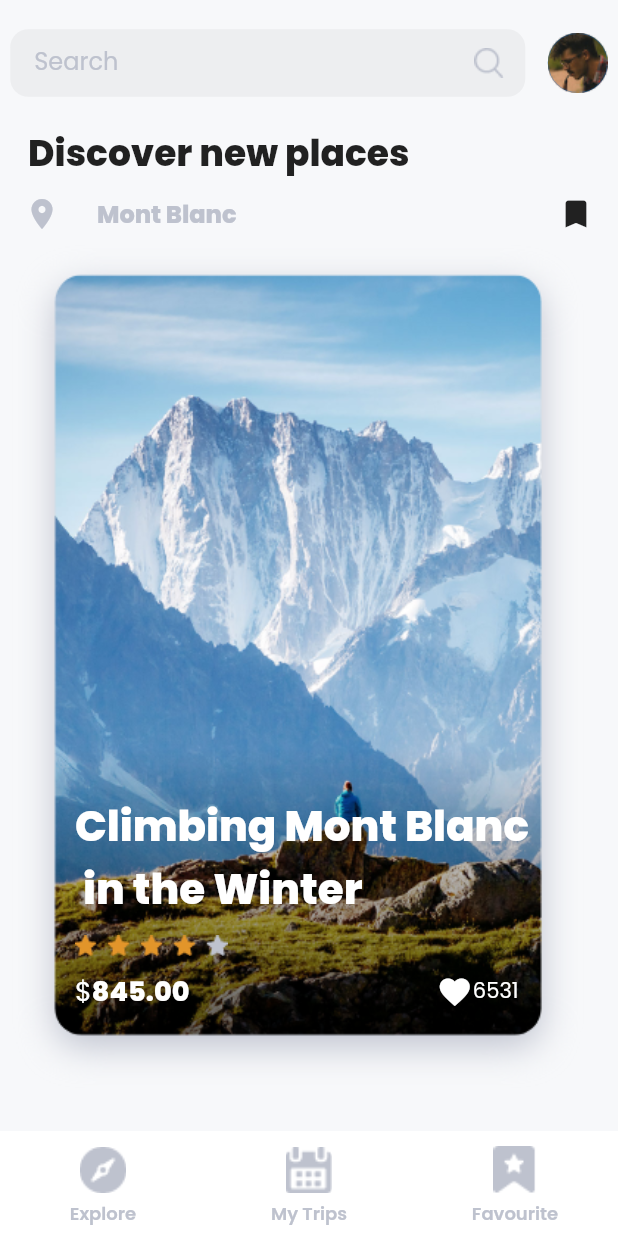
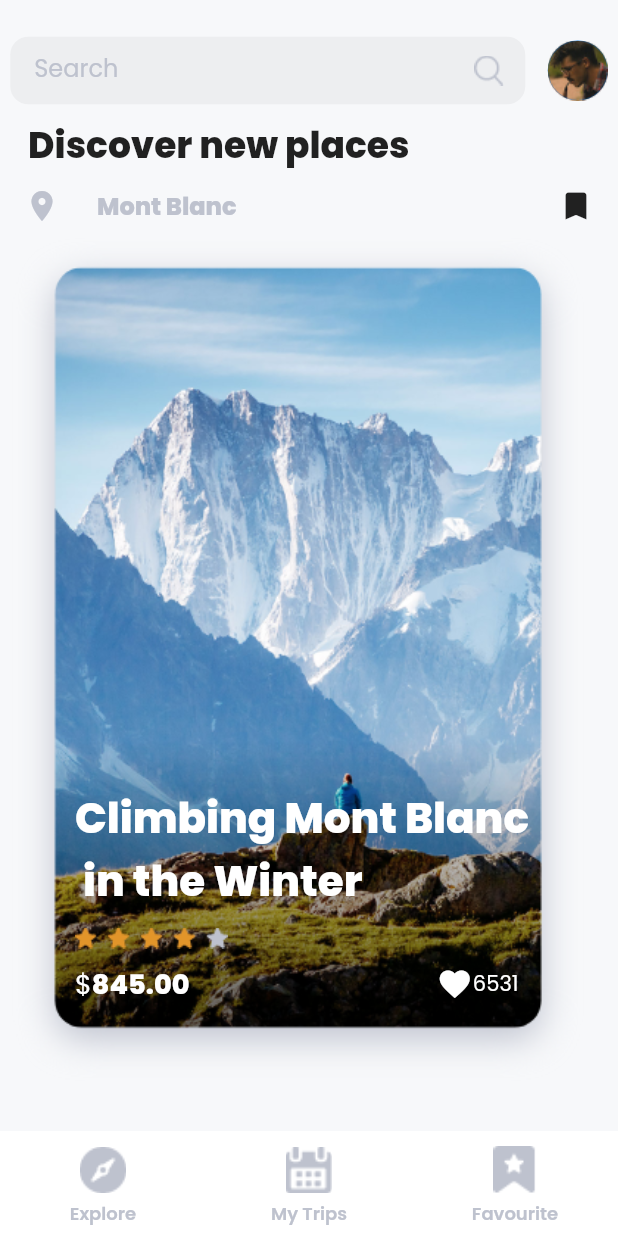
Before and after one commit to alihangedik/ad_gu-UI, a Flutter app: the screen it shows after launch, swiped to page 5, on a phone screen of 412 x 824 dp. Run offline on Flutter 3.47's test engine with Material 2 defaults, Android fonts, the phone set to English and light mode, and no system bars; drawn by our look-alikes of carousel_slider.

Commit message:
Update home_page.dart

```diff
--- a/lib/screens/home_page.dart
+++ b/lib/screens/home_page.dart
@@ -1,3 +1,5 @@
+import 'package:ad_gu/main.dart';
+import 'package:ad_gu/screens/details_page.dart';
 import 'package:carousel_slider/carousel_slider.dart';
 import 'package:flutter/material.dart';
 
@@ -34,12 +36,7 @@ class _HomeState extends State<Home> {
               ),
               label: "My Trips"),
           BottomNavigationBarItem(
-              icon: SizedBox(
-                  height: 40,
-                  child: Image.asset(
-                    "assets/images/favourite.png",
-                    scale: 0.8,
-                  )),
+              icon: SizedBox(height: 40,child: Image.asset("assets/images/favourite.png",  scale: 0.8,)),
               label: "Favourite")
         ],
         selectedLabelStyle:
@@ -94,7 +91,7 @@ class _HomeState extends State<Home> {
             ],
           ),
           const SizedBox(
-            height: 20,
+            height: 10,
           ),
           Container(
             width: MediaQuery.of(context).size.width / 1.1,
@@ -155,6 +152,8 @@ class _HomeState extends State<Home> {
                 builder: (BuildContext context) {
                   return Container(
                     width: MediaQuery.of(context).size.width,
+                    child: GestureDetector(
+                      onTap: (){Navigator.push(context, MaterialPageRoute(builder: (context)=>DetailsPage()));},
                       child: Stack(
                         children: [
                           Image.asset(
@@ -223,6 +222,7 @@ class _HomeState extends State<Home> {
                           )
                         ],
                       ),
+                    ),
                   );
                 },
               );
```
Lines whose indentation alone changed are shown as unchanged.
